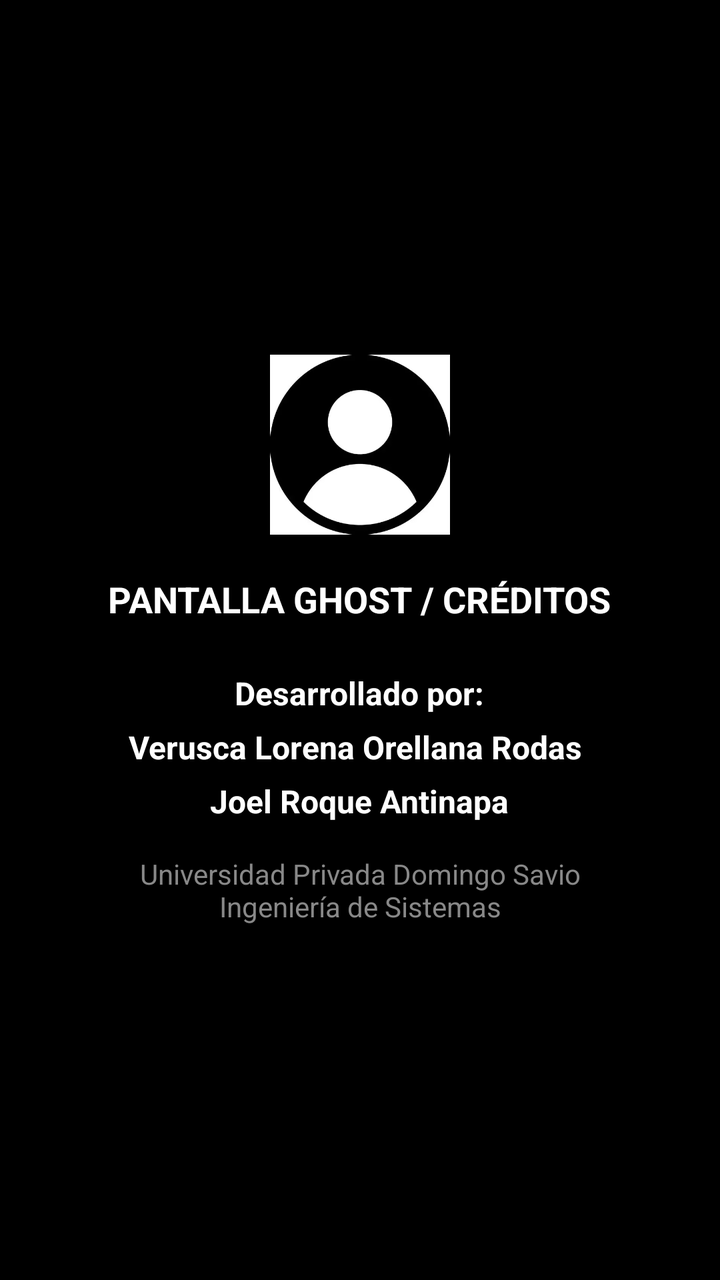
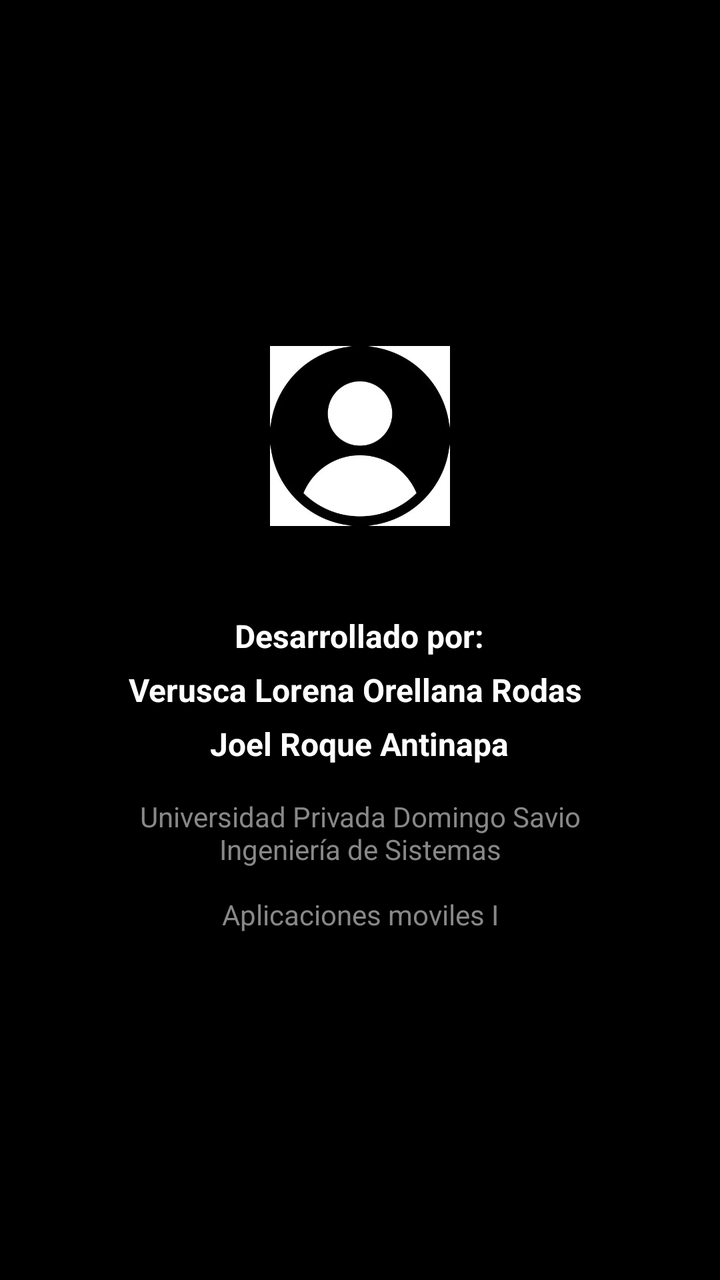

Screens rendered from an Android XML layout before and after an edit, with the pre-edit source and the edit as a unified diff.
<!-- AndroidManifest.xml: application theme Theme.CasioStore -->
<!-- res/layout/fragment_ghost.xml -->
<?xml version="1.0" encoding="utf-8"?>
<LinearLayout xmlns:android="http://schemas.android.com/apk/res/android"
    android:layout_width="match_parent"
    android:layout_height="match_parent"
    android:background="@color/negro"
    android:gravity="center"
    android:orientation="vertical"
    android:padding="24dp">

    <ImageView
        android:layout_width="90dp"
        android:layout_height="90dp"
        android:src="@drawable/usuario"
        android:contentDescription="@string/desc_avatar_usuario" />

    <TextView
        android:layout_width="wrap_content"
        android:layout_height="wrap_content"
        android:layout_marginTop="20dp"
        android:text="PANTALLA GHOST / CRÉDITOS"
        style="@style/EstiloTextoHeader"
        android:textSize="18sp" />

    <TextView
        android:layout_width="wrap_content"
        android:layout_height="wrap_content"
        android:layout_marginTop="24dp"
        android:gravity="center"
        android:lineSpacingExtra="8dp"
        android:text="Desarrollado por:\nVerusca Lorena Orellana Rodas \nJoel Roque Antinapa"
        android:textColor="@color/blanco"
        android:textSize="16sp"
        android:textStyle="bold" />

    <TextView
        android:layout_width="wrap_content"
        android:layout_height="wrap_content"
        android:layout_marginTop="16dp"
        android:text="Universidad Privada Domingo Savio\nIngeniería de Sistemas"
        android:textColor="#888888"
        android:textSize="14sp"
        android:gravity="center" />

</LinearLayout>
<!-- resources referenced by this layout -->
<resources>
  <color name="blanco">#FFFFFF</color>
  <color name="negro">#000000</color>
  <!-- drawable usuario: png bitmap (drawable, 35164 bytes) -->
  <string name="desc_avatar_usuario">Foto de perfil</string>
  <style name="EstiloTextoHeader">
          <item name="android:textSize">26sp</item>
          <item name="android:textStyle">bold</item>
          <item name="android:textColor">@color/blanco</item>
      </style>
  <style name="Theme.CasioStore" parent="Theme.Material3.DayNight.NoActionBar">
          
          <item name="colorPrimary">@color/azul_casio</item>
          <item name="colorSecondary">@color/rojo_boton</item>
  
          
          <item name="android:windowBackground">@color/negro_fondo</item>
      </style>
  <color name="azul_casio">#002255</color>
  <color name="rojo_boton">#FF0000</color>
  <color name="negro_fondo">#121212</color>
</resources>

<!-- the commit's change to res/layout/fragment_ghost.xml (unified diff, before → after) -->
@@ -1,44 +1,22 @@
 <?xml version="1.0" encoding="utf-8"?>
 <LinearLayout xmlns:android="http://schemas.android.com/apk/res/android"
-    android:layout_width="match_parent"
-    android:layout_height="match_parent"
-    android:background="@color/negro"
-    android:gravity="center"
-    android:orientation="vertical"
-    android:padding="24dp">
+    style="@style/EstiloContenedorGhost">
 
     <ImageView
-        android:layout_width="90dp"
-        android:layout_height="90dp"
+        style="@style/EstiloAvatarGhost"
         android:src="@drawable/usuario"
         android:contentDescription="@string/desc_avatar_usuario" />
 
     <TextView
-        android:layout_width="wrap_content"
-        android:layout_height="wrap_content"
-        android:layout_marginTop="20dp"
-        android:text="PANTALLA GHOST / CRÉDITOS"
-        style="@style/EstiloTextoHeader"
-        android:textSize="18sp" />
+        style="@style/EstiloTituloGhost"
+        android:text="@string/titulo_pantalla_ghost" />
 
     <TextView
-        android:layout_width="wrap_content"
-        android:layout_height="wrap_content"
-        android:layout_marginTop="24dp"
-        android:gravity="center"
-        android:lineSpacingExtra="8dp"
-        android:text="Desarrollado por:\nVerusca Lorena Orellana Rodas \nJoel Roque Antinapa"
-        android:textColor="@color/blanco"
-        android:textSize="16sp"
-        android:textStyle="bold" />
+        style="@style/EstiloAutoresGhost"
+        android:text="@string/desarrolladores_ghost" />
 
     <TextView
-        android:layout_width="wrap_content"
-        android:layout_height="wrap_content"
-        android:layout_marginTop="16dp"
-        android:text="Universidad Privada Domingo Savio\nIngeniería de Sistemas"
-        android:textColor="#888888"
-        android:textSize="14sp"
-        android:gravity="center" />
+        style="@style/EstiloInstitucionGhost"
+        android:text="@string/institucion_ghost" />
 
 </LinearLayout>
<!-- resource entries referenced after the edit -->
@@ -1,13 +1,43 @@
 <!-- resources referenced by this layout -->
 <resources>
-  <color name="blanco">#FFFFFF</color>
-  <color name="negro">#000000</color>
   <!-- drawable usuario: png bitmap (drawable, 35164 bytes) -->
+  <string name="desarrolladores_ghost">Desarrollado por:\nVerusca Lorena Orellana Rodas \nJoel Roque Antinapa</string>
   <string name="desc_avatar_usuario">Foto de perfil</string>
-  <style name="EstiloTextoHeader">
-          <item name="android:textSize">26sp</item>
+  <string name="institucion_ghost">Universidad Privada Domingo Savio\nIngeniería de Sistemas\n\nAplicaciones moviles I</string>
+  <string name="titulo_pantalla_ghost">PANTALLA GHOST / CRÉDITOS</string>
+  <style name="EstiloAutoresGhost">
+          <item name="android:layout_width">wrap_content</item>
+          <item name="android:layout_height">wrap_content</item>
+          <item name="android:layout_marginTop">24dp</item>
+          <item name="android:gravity">center</item>
+          <item name="android:lineSpacingExtra">8dp</item>
+          <item name="android:textColor">@color/blanco</item>
+          <item name="android:textSize">16sp</item>
           <item name="android:textStyle">bold</item>
-          <item name="android:textColor">@color/blanco</item>
+      </style>
+  <style name="EstiloAvatarGhost">
+          <item name="android:layout_width">90dp</item>
+          <item name="android:layout_height">90dp</item>
+      </style>
+  <style name="EstiloContenedorGhost">
+          <item name="android:layout_width">match_parent</item>
+          <item name="android:layout_height">match_parent</item>
+          <item name="android:background">@color/negro</item>
+          <item name="android:gravity">center</item>
+          <item name="android:orientation">vertical</item>
+          <item name="android:padding">24dp</item>
+      </style>
+  <style name="EstiloInstitucionGhost">
+          <item name="android:layout_width">wrap_content</item>
+          <item name="android:layout_height">wrap_content</item>
+          <item name="android:layout_marginTop">16dp</item>
+          <item name="android:textColor">@color/gris_subtitulo_ghost</item>
+          <item name="android:textSize">14sp</item>
+          <item name="android:gravity">center</item>
+      </style>
+  <style name="EstiloTituloGhost" parent="EstiloTextoHeader">
+          <item name="android:layout_marginTop">20dp</item>
+          <item name="android:textSize">18sp</item>
       </style>
   <style name="Theme.CasioStore" parent="Theme.Material3.DayNight.NoActionBar">
           
@@ -17,6 +47,14 @@
           
           <item name="android:windowBackground">@color/negro_fondo</item>
       </style>
+  <color name="blanco">#FFFFFF</color>
+  <color name="negro">#000000</color>
+  <color name="gris_subtitulo_ghost">#888888</color>
+  <style name="EstiloTextoHeader">
+          <item name="android:textSize">26sp</item>
+          <item name="android:textStyle">bold</item>
+          <item name="android:textColor">@color/blanco</item>
+      </style>
   <color name="azul_casio">#002255</color>
   <color name="rojo_boton">#FF0000</color>
   <color name="negro_fondo">#121212</color>
